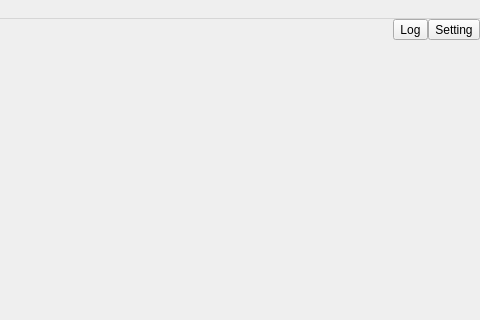
Old version of the form src/main/mainwindow.ui in the repository MRsoymilk/MySerial; both pictures show x 320 to 800 and y 0 to 320 of the 800 by 600 pixel window.
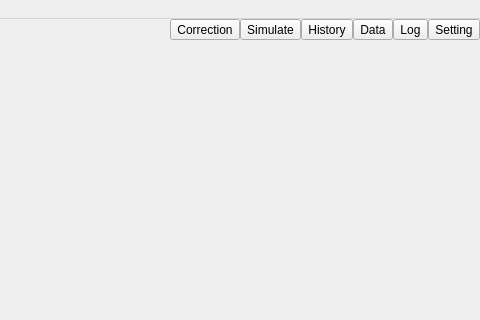
New version of the form.

```diff
--- a/src/main/mainwindow.ui
+++ b/src/main/mainwindow.ui
@@ -66,6 +66,34 @@
         </property>
        </spacer>
       </item>
+      <item>
+       <widget class="QToolButton" name="tBtnCorrection">
+        <property name="text">
+         <string>Correction</string>
+        </property>
+       </widget>
+      </item>
+      <item>
+       <widget class="QToolButton" name="tBtnSimulate">
+        <property name="text">
+         <string>Simulate</string>
+        </property>
+       </widget>
+      </item>
+      <item>
+       <widget class="QToolButton" name="tBtnHistory">
+        <property name="text">
+         <string>History</string>
+        </property>
+       </widget>
+      </item>
+      <item>
+       <widget class="QToolButton" name="tBtnData">
+        <property name="text">
+         <string>Data</string>
+        </property>
+       </widget>
+      </item>
       <item>
        <widget class="QToolButton" name="btnLog">
         <property name="text">
```
